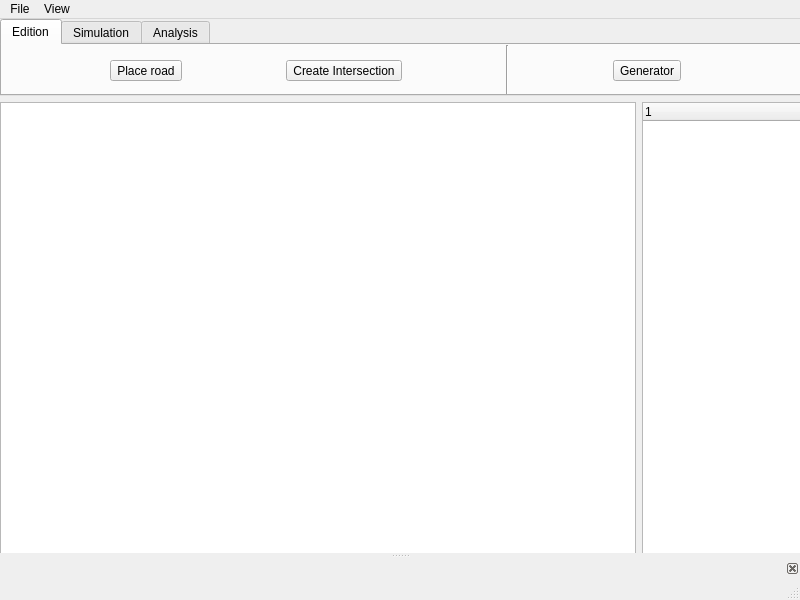
piotrekkow/PJC25QT, file mainwindow.ui: the form before one commit.
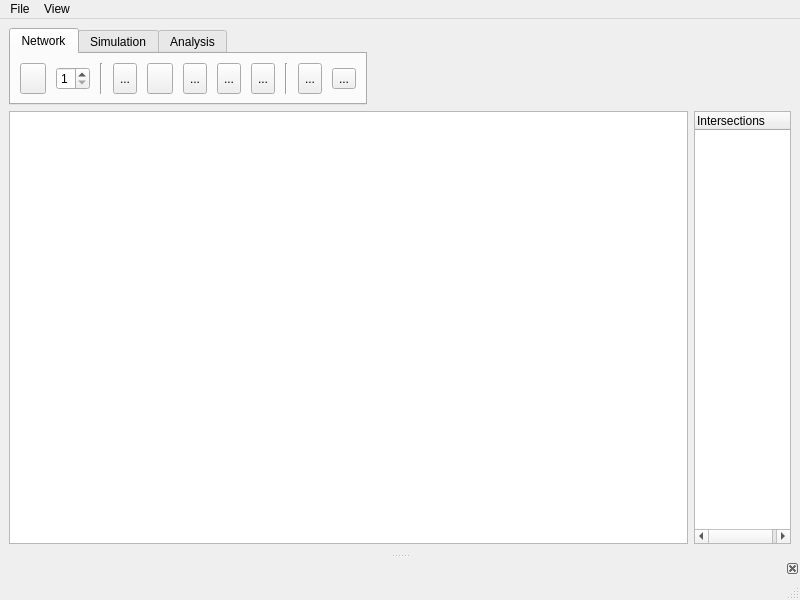
The form after the commit. Icons and pictures are not drawn.

Patch:
```diff
--- a/mainwindow.ui
+++ b/mainwindow.ui
@@ -10,276 +10,425 @@
     <height>600</height>
    </rect>
   </property>
+  <property name="sizePolicy">
+   <sizepolicy hsizetype="Minimum" vsizetype="Minimum">
+    <horstretch>0</horstretch>
+    <verstretch>0</verstretch>
+   </sizepolicy>
+  </property>
+  <property name="minimumSize">
+   <size>
+    <width>120</width>
+    <height>0</height>
+   </size>
+  </property>
   <property name="windowTitle">
    <string>MainWindow</string>
   </property>
   <widget class="QWidget" name="centralwidget">
-   <widget class="QWidget" name="verticalLayoutWidget">
-    <property name="geometry">
-     <rect>
-      <x>0</x>
-      <y>0</y>
-      <width>801</width>
-      <height>581</height>
-     </rect>
-    </property>
-    <layout class="QVBoxLayout" name="verticalLayout" stretch="2,13">
-     <item>
+   <layout class="QVBoxLayout" name="verticalLayout" stretch="0,0">
+    <item alignment="Qt::AlignmentFlag::AlignLeft">
       <widget class="QTabWidget" name="tabWidget">
-       <property name="enabled">
-        <bool>true</bool>
+      <property name="sizePolicy">
+       <sizepolicy hsizetype="Expanding" vsizetype="Minimum">
+        <horstretch>0</horstretch>
+        <verstretch>0</verstretch>
+       </sizepolicy>
+      </property>
+      <property name="minimumSize">
+       <size>
+        <width>0</width>
+        <height>0</height>
+       </size>
+      </property>
+      <property name="tabPosition">
+       <enum>QTabWidget::TabPosition::North</enum>
        </property>
        <property name="currentIndex">
         <number>0</number>
        </property>
-       <widget class="QWidget" name="editorTab">
+      <property name="elideMode">
+       <enum>Qt::TextElideMode::ElideNone</enum>
+      </property>
+      <widget class="QWidget" name="networkTab">
+       <property name="minimumSize">
+        <size>
+         <width>0</width>
+         <height>0</height>
+        </size>
+       </property>
+       <property name="layoutDirection">
+        <enum>Qt::LayoutDirection::LeftToRight</enum>
+       </property>
         <attribute name="title">
-         <string>Edition</string>
-        </attribute>
-        <widget class="QWidget" name="horizontalLayoutWidget_2">
-         <property name="geometry">
-          <rect>
-           <x>0</x>
-           <y>0</y>
-           <width>791</width>
-           <height>51</height>
-          </rect>
-         </property>
+        <string>Network</string>
+       </attribute>
          <layout class="QHBoxLayout" name="horizontalLayout_2">
-          <property name="leftMargin">
+        <property name="spacing">
            <number>10</number>
           </property>
-          <property name="rightMargin">
-           <number>10</number>
+        <item>
+         <widget class="QToolButton" name="roadToolButton">
+          <property name="sizePolicy">
+           <sizepolicy hsizetype="MinimumExpanding" vsizetype="MinimumExpanding">
+            <horstretch>0</horstretch>
+            <verstretch>0</verstretch>
+           </sizepolicy>
           </property>
+          <property name="minimumSize">
+           <size>
+            <width>18</width>
+            <height>18</height>
+           </size>
+          </property>
+          <property name="toolTip">
+           <string>Place a road</string>
+          </property>
+          <property name="icon">
+           <iconset theme="QIcon::ThemeIcon::ListRemove"/>
+          </property>
+          <property name="iconSize">
+           <size>
+            <width>18</width>
+            <height>18</height>
+           </size>
+          </property>
+         </widget>
+        </item>
+        <item>
+         <widget class="QSpinBox" name="roadToolLaneCountBox">
+          <property name="toolTip">
+           <string>Road lane count</string>
+          </property>
+          <property name="minimum">
+           <number>1</number>
+          </property>
+          <property name="maximum">
+           <number>9</number>
+          </property>
+         </widget>
+        </item>
+        <item>
+         <widget class="Line" name="line">
+          <property name="orientation">
+           <enum>Qt::Orientation::Vertical</enum>
+          </property>
+         </widget>
+        </item>
+        <item>
+         <widget class="QToolButton" name="intersectionToolButton">
+          <property name="sizePolicy">
+           <sizepolicy hsizetype="MinimumExpanding" vsizetype="MinimumExpanding">
+            <horstretch>0</horstretch>
+            <verstretch>0</verstretch>
+           </sizepolicy>
+          </property>
+          <property name="minimumSize">
+           <size>
+            <width>18</width>
+            <height>18</height>
+           </size>
+          </property>
+          <property name="baseSize">
+           <size>
+            <width>0</width>
+            <height>0</height>
+           </size>
+          </property>
+          <property name="toolTip">
+           <string>Create an intersection</string>
+          </property>
+          <property name="text">
+           <string>...</string>
+          </property>
+          <property name="icon">
+           <iconset theme="QIcon::ThemeIcon::EditClear"/>
+          </property>
+          <property name="iconSize">
+           <size>
+            <width>18</width>
+            <height>18</height>
+           </size>
+          </property>
+         </widget>
+        </item>
+        <item>
+         <widget class="QToolButton" name="toolButton_5">
+          <property name="sizePolicy">
+           <sizepolicy hsizetype="MinimumExpanding" vsizetype="MinimumExpanding">
+            <horstretch>0</horstretch>
+            <verstretch>0</verstretch>
+           </sizepolicy>
+          </property>
+          <property name="minimumSize">
+           <size>
+            <width>18</width>
+            <height>18</height>
+           </size>
+          </property>
+          <property name="toolTip">
+           <string>Create a roundabout</string>
+          </property>
+          <property name="text">
+           <string/>
+          </property>
+          <property name="icon">
+           <iconset theme="QIcon::ThemeIcon::DriveOptical"/>
+          </property>
+          <property name="iconSize">
+           <size>
+            <width>18</width>
+            <height>18</height>
+           </size>
+          </property>
+         </widget>
+        </item>
           <item>
            <widget class="QToolButton" name="toolButton_2">
+          <property name="sizePolicy">
+           <sizepolicy hsizetype="MinimumExpanding" vsizetype="MinimumExpanding">
+            <horstretch>0</horstretch>
+            <verstretch>0</verstretch>
+           </sizepolicy>
+          </property>
+          <property name="minimumSize">
+           <size>
+            <width>18</width>
+            <height>18</height>
+           </size>
+          </property>
+          <property name="toolTip">
+           <string>Place a traffic light controller</string>
+          </property>
             <property name="text">
-             <string>Place road</string>
+           <string>...</string>
+          </property>
+          <property name="icon">
+           <iconset theme="QIcon::ThemeIcon::EditSelectAll"/>
+          </property>
+          <property name="iconSize">
+           <size>
+            <width>18</width>
+            <height>18</height>
+           </size>
             </property>
            </widget>
           </item>
           <item>
            <widget class="QToolButton" name="toolButton_3">
+          <property name="sizePolicy">
+           <sizepolicy hsizetype="MinimumExpanding" vsizetype="MinimumExpanding">
+            <horstretch>0</horstretch>
+            <verstretch>0</verstretch>
+           </sizepolicy>
+          </property>
+          <property name="minimumSize">
+           <size>
+            <width>18</width>
+            <height>18</height>
+           </size>
+          </property>
+          <property name="toolTip">
+           <string>Place a detector</string>
+          </property>
             <property name="text">
-             <string>Create Intersection</string>
-            </property>
+           <string>...</string>
+          </property>
+          <property name="icon">
+           <iconset theme="QIcon::ThemeIcon::AppointmentNew"/>
+          </property>
+          <property name="iconSize">
+           <size>
+            <width>18</width>
+            <height>18</height>
+           </size>
+          </property>
            </widget>
           </item>
           <item>
-           <widget class="Line" name="line">
+         <widget class="QToolButton" name="toolButton_7">
+          <property name="sizePolicy">
+           <sizepolicy hsizetype="MinimumExpanding" vsizetype="MinimumExpanding">
+            <horstretch>0</horstretch>
+            <verstretch>0</verstretch>
+           </sizepolicy>
+          </property>
+          <property name="minimumSize">
+           <size>
+            <width>18</width>
+            <height>18</height>
+           </size>
+          </property>
+          <property name="toolTip">
+           <string>Place a pedestrian crossing</string>
+          </property>
+          <property name="text">
+           <string>...</string>
+          </property>
+          <property name="icon">
+           <iconset theme="QIcon::ThemeIcon::FormatJustifyCenter"/>
+          </property>
+          <property name="iconSize">
+           <size>
+            <width>18</width>
+            <height>18</height>
+           </size>
+          </property>
+         </widget>
+        </item>
+        <item>
+         <widget class="Line" name="line_2">
             <property name="orientation">
              <enum>Qt::Orientation::Vertical</enum>
             </property>
            </widget>
           </item>
           <item>
-           <widget class="QToolButton" name="toolButton">
+         <widget class="QToolButton" name="toolButton_4">
+          <property name="sizePolicy">
+           <sizepolicy hsizetype="MinimumExpanding" vsizetype="MinimumExpanding">
+            <horstretch>0</horstretch>
+            <verstretch>0</verstretch>
+           </sizepolicy>
+          </property>
+          <property name="minimumSize">
+           <size>
+            <width>18</width>
+            <height>18</height>
+           </size>
+          </property>
+          <property name="toolTip">
+           <string>Place a generator</string>
+          </property>
             <property name="text">
-             <string>Generator</string>
+           <string>...</string>
+          </property>
+          <property name="icon">
+           <iconset theme="QIcon::ThemeIcon::MediaEject"/>
+          </property>
+          <property name="iconSize">
+           <size>
+            <width>18</width>
+            <height>18</height>
+           </size>
+          </property>
+         </widget>
+        </item>
+        <item>
+         <widget class="QToolButton" name="toolButton_12">
+          <property name="text">
+           <string>...</string>
             </property>
            </widget>
           </item>
          </layout>
-        </widget>
        </widget>
        <widget class="QWidget" name="simulationTab">
+       <property name="sizePolicy">
+        <sizepolicy hsizetype="Expanding" vsizetype="Expanding">
+         <horstretch>0</horstretch>
+         <verstretch>0</verstretch>
+        </sizepolicy>
+       </property>
+       <property name="maximumSize">
+        <size>
+         <width>16777215</width>
+         <height>16777215</height>
+        </size>
+       </property>
         <attribute name="title">
          <string>Simulation</string>
         </attribute>
-        <widget class="QWidget" name="horizontalLayoutWidget_3">
-         <property name="geometry">
-          <rect>
-           <x>0</x>
-           <y>0</y>
-           <width>791</width>
-           <height>51</height>
-          </rect>
-         </property>
-         <layout class="QHBoxLayout" name="horizontalLayout_3" stretch="0,0,0,0,0,0,0,0,0,0,0,0">
+       <layout class="QHBoxLayout" name="horizontalLayout_3">
           <property name="spacing">
            <number>10</number>
           </property>
-          <property name="leftMargin">
-           <number>10</number>
+        <item>
+         <widget class="QComboBox" name="comboBox">
+          <property name="placeholderText">
+           <string>Choose scenario...</string>
           </property>
-          <property name="rightMargin">
-           <number>10</number>
+         </widget>
+        </item>
+        <item>
+         <widget class="Line" name="line_3">
+          <property name="orientation">
+           <enum>Qt::Orientation::Vertical</enum>
           </property>
+         </widget>
+        </item>
           <item>
            <widget class="QToolButton" name="toolButton_10">
             <property name="text">
-             <string/>
+           <string>...</string>
             </property>
             <property name="icon">
-             <iconset theme="QIcon::ThemeIcon::GoPrevious"/>
+           <iconset theme="QIcon::ThemeIcon::MediaPlaybackStart"/>
             </property>
            </widget>
           </item>
           <item>
-           <widget class="QToolButton" name="toolButton_4">
-            <property name="text">
-             <string>Play/Pause</string>
-            </property>
-           </widget>
-          </item>
-          <item>
-           <widget class="QToolButton" name="toolButton_9">
-            <property name="text">
-             <string>&gt;|</string>
-            </property>
-           </widget>
-          </item>
-          <item>
-           <layout class="QVBoxLayout" name="verticalLayout_2" stretch="0,0">
+         <layout class="QVBoxLayout" name="verticalLayout_2">
             <property name="spacing">
              <number>0</number>
             </property>
-            <item>
-             <widget class="QLabel" name="label">
-              <property name="sizePolicy">
-               <sizepolicy hsizetype="Preferred" vsizetype="Fixed">
-                <horstretch>0</horstretch>
-                <verstretch>0</verstretch>
-               </sizepolicy>
-              </property>
-              <property name="text">
-               <string>Simulation Speed</string>
-              </property>
-              <property name="alignment">
-               <set>Qt::AlignmentFlag::AlignCenter</set>
-              </property>
-             </widget>
-            </item>
+          <property name="leftMargin">
+           <number>0</number>
+          </property>
+          <property name="topMargin">
+           <number>0</number>
+          </property>
             <item>
              <widget class="QSlider" name="horizontalSlider">
+            <property name="sizePolicy">
+             <sizepolicy hsizetype="Minimum" vsizetype="Fixed">
+              <horstretch>0</horstretch>
+              <verstretch>0</verstretch>
+             </sizepolicy>
+            </property>
               <property name="maximum">
-               <number>10</number>
+             <number>7</number>
               </property>
               <property name="orientation">
                <enum>Qt::Orientation::Horizontal</enum>
               </property>
-              <property name="tickPosition">
-               <enum>QSlider::TickPosition::TicksBelow</enum>
-              </property>
-             </widget>
-            </item>
-           </layout>
-          </item>
+           </widget>
+          </item>
           <item>
-           <layout class="QVBoxLayout" name="verticalLayout_3">
-            <item>
-             <widget class="QLabel" name="label_2">
-              <property name="sizePolicy">
-               <sizepolicy hsizetype="Preferred" vsizetype="Fixed">
-                <horstretch>0</horstretch>
-                <verstretch>0</verstretch>
-               </sizepolicy>
-              </property>
+           <widget class="QLabel" name="label">
               <property name="text">
-               <string>Simulation Progress</string>
+             <string>Simulation Speed</string>
               </property>
               <property name="alignment">
                <set>Qt::AlignmentFlag::AlignCenter</set>
               </property>
               <property name="margin">
-               <number>0</number>
+             <number>-3</number>
               </property>
              </widget>
             </item>
-            <item>
-             <widget class="QProgressBar" name="progressBar">
-              <property name="value">
-               <number>24</number>
-              </property>
-              <property name="alignment">
-               <set>Qt::AlignmentFlag::AlignCenter</set>
-              </property>
-              <property name="textVisible">
-               <bool>true</bool>
-              </property>
-             </widget>
-            </item>
-           </layout>
-          </item>
-          <item>
-           <widget class="Line" name="line_3">
-            <property name="orientation">
-             <enum>Qt::Orientation::Vertical</enum>
-            </property>
-           </widget>
-          </item>
-          <item>
-           <widget class="QComboBox" name="comboBox"/>
-          </item>
-          <item>
-           <widget class="QToolButton" name="toolButton_6">
-            <property name="text">
-             <string>...</string>
-            </property>
-           </widget>
-          </item>
-          <item>
-           <widget class="QToolButton" name="toolButton_7">
-            <property name="text">
-             <string>...</string>
-            </property>
-           </widget>
-          </item>
-          <item>
-           <widget class="QToolButton" name="toolButton_8">
-            <property name="text">
-             <string>...</string>
-            </property>
-           </widget>
-          </item>
-          <item>
-           <widget class="Line" name="line_2">
-            <property name="orientation">
-             <enum>Qt::Orientation::Vertical</enum>
-            </property>
-           </widget>
-          </item>
-          <item>
-           <layout class="QVBoxLayout" name="verticalLayout_4">
-            <item>
-             <widget class="QLabel" name="label_3">
-              <property name="text">
-               <string>Vehicles simulated: 451</string>
-              </property>
-             </widget>
-            </item>
-            <item>
-             <widget class="QLabel" name="label_4">
-              <property name="text">
-               <string>TextLabel</string>
-              </property>
-             </widget>
-            </item>
-            <item>
-             <widget class="QLabel" name="label_5">
-              <property name="text">
-               <string>TextLabel</string>
-              </property>
-             </widget>
-            </item>
-           </layout>
-          </item>
-         </layout>
-        </widget>
-       </widget>
-       <widget class="QWidget" name="tab">
+         </layout>
+        </item>
+       </layout>
+      </widget>
+      <widget class="QWidget" name="analysisTab">
         <attribute name="title">
          <string>Analysis</string>
         </attribute>
-       </widget>
-      </widget>
-     </item>
+       <layout class="QHBoxLayout" name="horizontalLayout_4">
      <item>
-      <layout class="QHBoxLayout" name="horizontalLayout" stretch="4,1">
-       <property name="leftMargin">
-        <number>0</number>
-       </property>
+         <widget class="QLabel" name="label_3">
+          <property name="text">
+           <string>TextLabel</string>
+          </property>
+         </widget>
+        </item>
+       </layout>
+      </widget>
+     </widget>
+    </item>
+    <item>
+     <layout class="QHBoxLayout" name="horizontalLayout" stretch="7,1">
        <property name="topMargin">
         <number>0</number>
        </property>
@@ -290,7 +439,7 @@
         <widget class="QTreeWidget" name="treeWidget">
          <column>
           <property name="text">
-           <string notr="true">1</string>
+          <string>Intersections</string>
           </property>
          </column>
         </widget>
@@ -298,7 +447,6 @@
       </layout>
      </item>
     </layout>
-   </widget>
   </widget>
   <widget class="QMenuBar" name="menubar">
    <property name="geometry">
```
Lines whose indentation alone changed are shown as unchanged.
